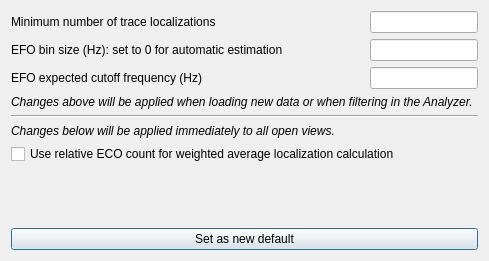
Before: the Qt Designer form pyminflux/ui/options.ui in bsse-scf/pyMINFLUX, drawn with Qt 5.
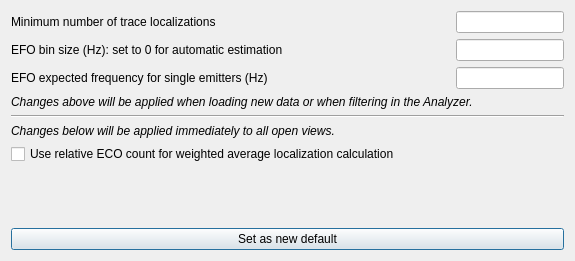
After: the same form once the commit is applied.

Commit message: Rename "EFO expected cutoff frequency" into "EFO expected frequency for single emitters".

```diff
--- a/pyminflux/ui/options.ui
+++ b/pyminflux/ui/options.ui
@@ -6,7 +6,7 @@
    <rect>
     <x>0</x>
     <y>0</y>
-    <width>489</width>
+    <width>575</width>
     <height>261</height>
    </rect>
   </property>
@@ -19,7 +19,7 @@
      <item>
       <widget class="QLabel" name="lbEFOExpectedCutoffFrequency">
        <property name="text">
-        <string>EFO expected cutoff frequency (Hz)</string>
+        <string>EFO expected frequency for single emitters (Hz)</string>
        </property>
       </widget>
      </item>
```
The commit also changes 7 other files.
